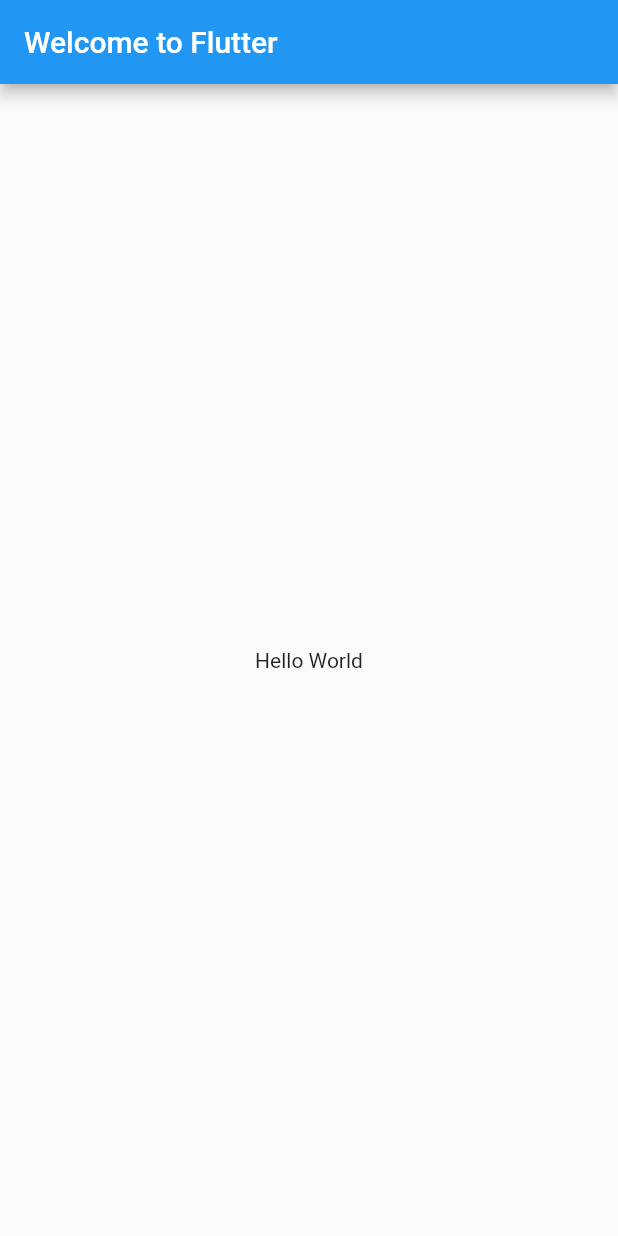
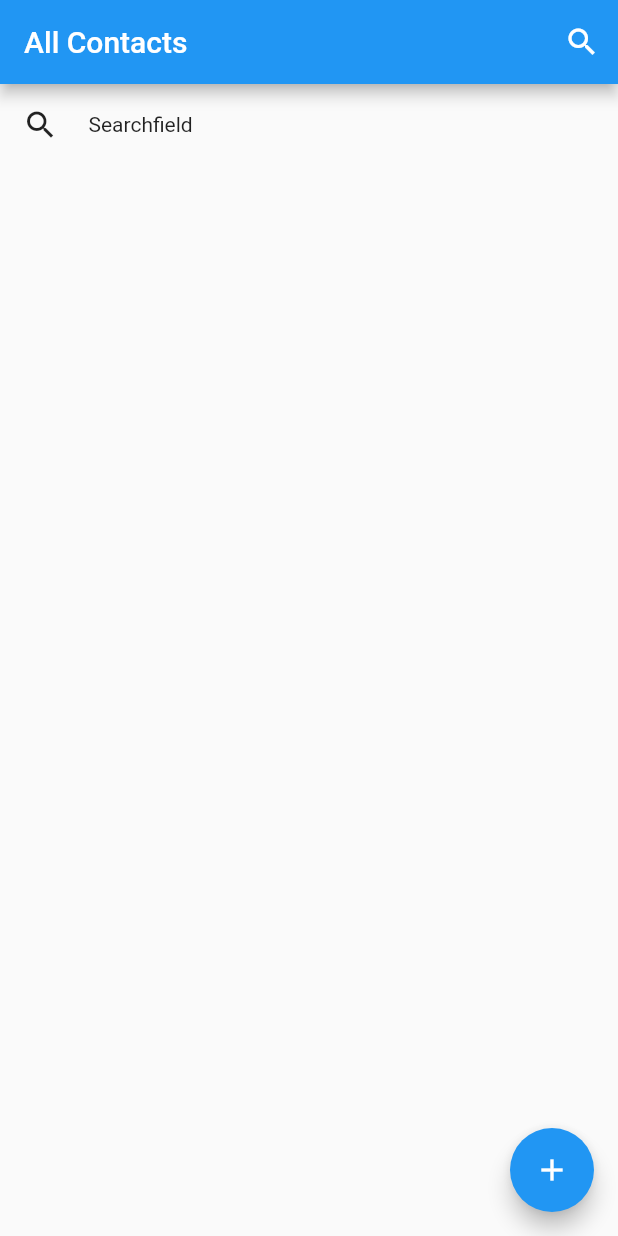
Before and after one commit to e-guyot/ContactFlutter, a Flutter app: the screen it shows after launch, on a phone screen of 412 x 824 dp. Run offline on Flutter 3.47's test engine with Material 2 defaults, Android fonts, the light colour scheme and no system bars.

Commit message:
initial commit allan

```diff
--- a/lib/views/homepage.dart
+++ b/lib/views/homepage.dart
@@ -1,29 +1,62 @@
 import 'package:flutter/material.dart';
+import '../models/contact.dart' as Contact;
+import 'form.dart' as MyCustomForm;
 
-class AddContactPage extends StatelessWidget {
+class MyHomePage extends StatelessWidget {
+  MyHomePage({Key key, this.title}) : super(key: key);
+
+  final String title;
 
   @override
-  widget build(BuildContext context()) {
+  Widget build(BuildContext context) {
     return Scaffold(
-      body: SafeArea(
-        child: Form(
-          child: Column(
-            crossAxisAlignment: CrossAxisAlignment.center,
-            children: [
-              Container(
-                width: 65,
-                height: 65,
-                color: Colors.red,
-              ),
-              TextFormField(),
-            ],
-          )
-        )
+      appBar: AppBar(
+        title: const Text('All Contacts'),
+        actions: <Widget>[
+          IconButton(
+            icon: const Icon(Icons.search),
+            tooltip: 'Search',
+            onPressed: () {
+              ScaffoldMessenger.of(context).showSnackBar(
+                  const SnackBar(content: Text('This is a search bar')));
+            },
+          ),
+        ],
+      ),
+      body: Center(
+        child: new Stack(
+          children: [
+            Padding(
+              padding: const EdgeInsets.only(top: 50),
+              child: ListView(
+                  // children: dataSet
+                  //     .map((e) => ContactCard(
+                  //           contact: e,
+                  //         ))
+                  //     .toList(),
+                  ),
+            ),
+            Padding(
+              padding: const EdgeInsets.all(15.0),
+              child: Row(children: [
+                Icon(Icons.search),
+                SizedBox(width: 20),
+                Text("Searchfield"),
+              ]),
+            ),
+          ],
+        ),
       ),
       floatingActionButton: FloatingActionButton(
-        onPressed: () {},
-        child: Icon(Icons, save),
-        ),
+        onPressed: () => {
+          Navigator.push(
+            context,
+            MaterialPageRoute(builder: (context) => MyCustomForm.MyForm()),
+          ),
+        },
+        tooltip: 'Increment Counter',
+        child: const Icon(Icons.add),
+      ),
     );
   }
 }
--- a/lib/views/main.dart
+++ b/lib/views/main.dart
@@ -1,19 +1,22 @@
 import 'package:flutter/material.dart';
-void main() => runApp(MyApp());
+import 'homepage.dart' as MyHomePage;
+
+void main() {
+  runApp(MyApp());
+}
+
 class MyApp extends StatelessWidget {
+  // This widget is the root of your application.
   @override
   Widget build(BuildContext context) {
     return MaterialApp(
-			title: 'Welcome to Flutter',
-			home: Scaffold(
-				appBar: AppBar(
-					title: Text('Welcome to Flutter'),
+      title: 'Contacts',
+      theme: ThemeData(
+        primarySwatch: Colors.blue,
       ),
-				body: Center(
-					child: Text('Hello World'),
-				),
-
-			),
+      home: MyHomePage.MyHomePage(title: 'Home Page'),
     );
   }
 }
+
+// List<Contact> dataSet = List.generate(20, (index) => null);
```
Also changed, not shown: lib/models/contact.dart (+11 -0 lines), lib/views/form.dart (added, +81 -0 lines), lib/views/contact.dart (added), lib/views/contact_card.dart (added), 2 other files. Lines whose indentation alone changed are shown as unchanged.
